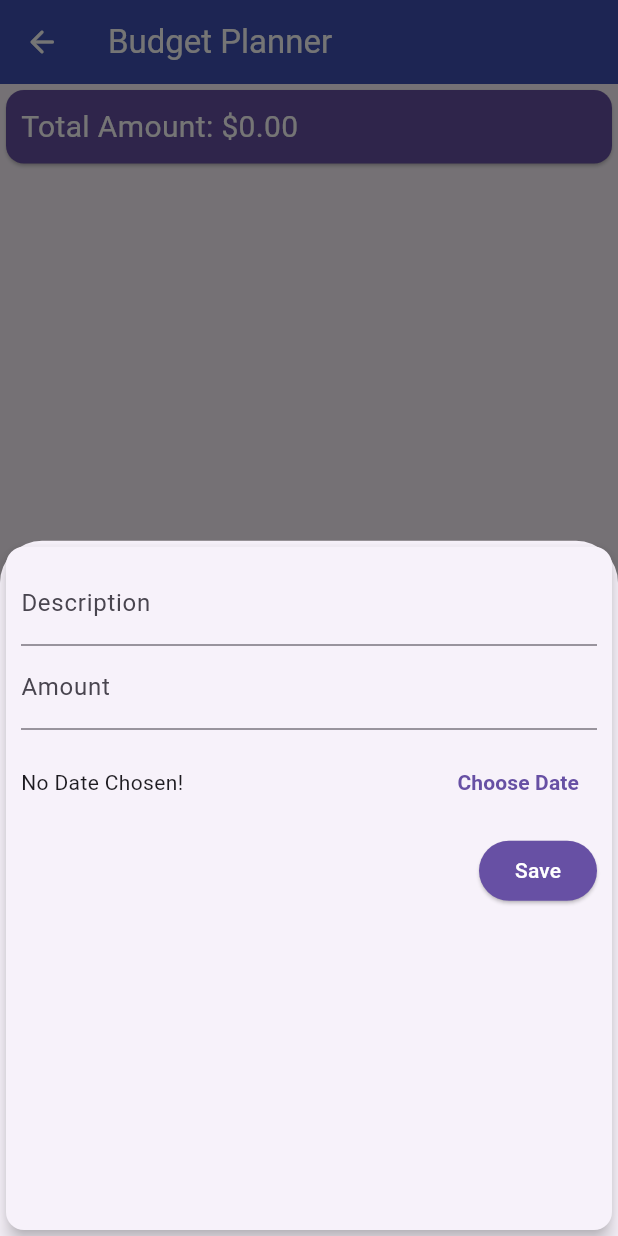
After one commit to YukeeHong/DSG, a Flutter app: the BudgetPlanner screen opened by its route, after a tap on the "add" icon, on a phone screen of 412 x 824 dp. The commit adds this screen. Run offline on Flutter 3.47's test engine with Material 3 defaults, Android fonts, the phone set to English and light mode, and no system bars; our stand-ins replace flutter_local_notifications, hive, hive_flutter, shared_preferences, table_calendar, timezone; missing offline and left inert: flutter_timer_countdown; accounts and stored records are empty.

Commit message:
Fixed selected date not updating

```diff
--- /dev/null
+++ b/lib/services/add_bill.dart
@@ -0,0 +1,163 @@
+import 'package:flutter/material.dart';
+import 'package:hive_flutter/hive_flutter.dart';
+import 'bill.dart';
+
+class AddBill extends StatefulWidget {
+  final int id;
+
+  AddBill(this.id);
+
+  @override
+  _AddBillState createState() => _AddBillState();
+}
+
+class _AddBillState extends State<AddBill> {
+  late Box<Bill> billsBox;
+  final _descriptionController = TextEditingController();
+  final _amountController = TextEditingController();
+  DateTime? _selectedDate;
+
+  @override
+  void initState() {
+    super.initState();
+    billsBox = Hive.box<Bill>('Bills');
+    if (widget.id != -1) {
+      Bill bill = billsBox.get(widget.id)!;
+      _descriptionController.text = bill.description;
+      _amountController.text = bill.amount.toString();
+      _selectedDate = bill.date;
+    }
+  }
+
+  void addBill(String description, double amount, DateTime date, int id) {
+    setState(() {
+      billsBox.put(id, Bill(
+        description: description,
+        amount: amount,
+        date: date,
+        id: id,
+      ));
+    });
+  }
+
+  void _submitData(int id) {
+    if (_amountController.text.isEmpty) {
+      return;
+    }
+
+    final enteredDescription = _descriptionController.text;
+    final enteredAmount = double.parse(_amountController.text);
+
+    if (enteredDescription.isEmpty ||
+        enteredAmount <= 0 ||
+        _selectedDate == null) {
+      return;
+    }
+
+    if (id == -1) {
+      int firstFree = 0;
+      var bills = billsBox.values.toList();
+      bills.sort((a, b) => a.id.compareTo(b.id));
+      for (Bill bill in bills) {
+        if (bill.id == firstFree) {
+          firstFree++;
+        } else {
+          break;
+        }
+      }
+
+      id = firstFree;
+    }
+
+    addBill(
+      enteredDescription,
+      enteredAmount,
+      _selectedDate!,
+      id,
+    );
+
+    _descriptionController.clear();
+    _amountController.clear();
+    _selectedDate = null;
+
+    Navigator.of(context).pop();
+  }
+
+  void _presentDatePicker(DateTime date) {
+    showDatePicker(
+      context: context,
+      initialDate: date,
+      firstDate: DateTime(2020),
+      lastDate: DateTime.now(),
+    ).then((pickedDate) {
+      if (pickedDate == null) {
+        return;
+      }
+      setState(() {
+        _selectedDate = pickedDate;
+      });
+    });
+  }
+
+  @override
+  Widget build(BuildContext context) {
+    return Card(
+      elevation: 5,
+      child: Container(
+        padding: EdgeInsets.all(10),
+        child: Column(
+          crossAxisAlignment: CrossAxisAlignment.end,
+          children: <Widget>[
+            TextField(
+              controller: _descriptionController,
+              decoration: InputDecoration(labelText: 'Description'),
+            ),
+            TextField(
+              controller: _amountController,
+              decoration: InputDecoration(labelText: 'Amount'),
+              keyboardType: TextInputType.number,
+            ),
+            Container(
+              height: 70,
+              child: Row(
+                children: <Widget>[
+                  Expanded(
+                    child: Text(
+                      _selectedDate == null
+                          ? 'No Date Chosen!'
+                          : 'Picked Date: ${_selectedDate.toString()}',
+                    ),
+                  ),
+                  TextButton(
+                    style: TextButton.styleFrom(
+                      foregroundColor: Theme.of(context).primaryColor,
+                    ),
+                    child: Text(
+                      'Choose Date',
+                      style: TextStyle(fontWeight: FontWeight.bold),
+                    ),
+                    onPressed: () {
+                      DateTime date = _selectedDate ?? DateTime.now();
+                      _presentDatePicker(date);
+                    },
+                  ),
+                ],
+              ),
+            ),
+            ElevatedButton(
+              child: Text('Save'),
+              style: ElevatedButton.styleFrom(
+                foregroundColor: Colors.white,
+                backgroundColor:
+                Theme.of(context).primaryColor, // Button text color
+              ),
+              onPressed: () {
+                _submitData(widget.id);
+              },
+            ),
+          ],
+        ),
+      ),
+    );
+  }
+}
```
Also changed, not shown: lib/pages/budget_planner.dart (+8 -146 lines).
